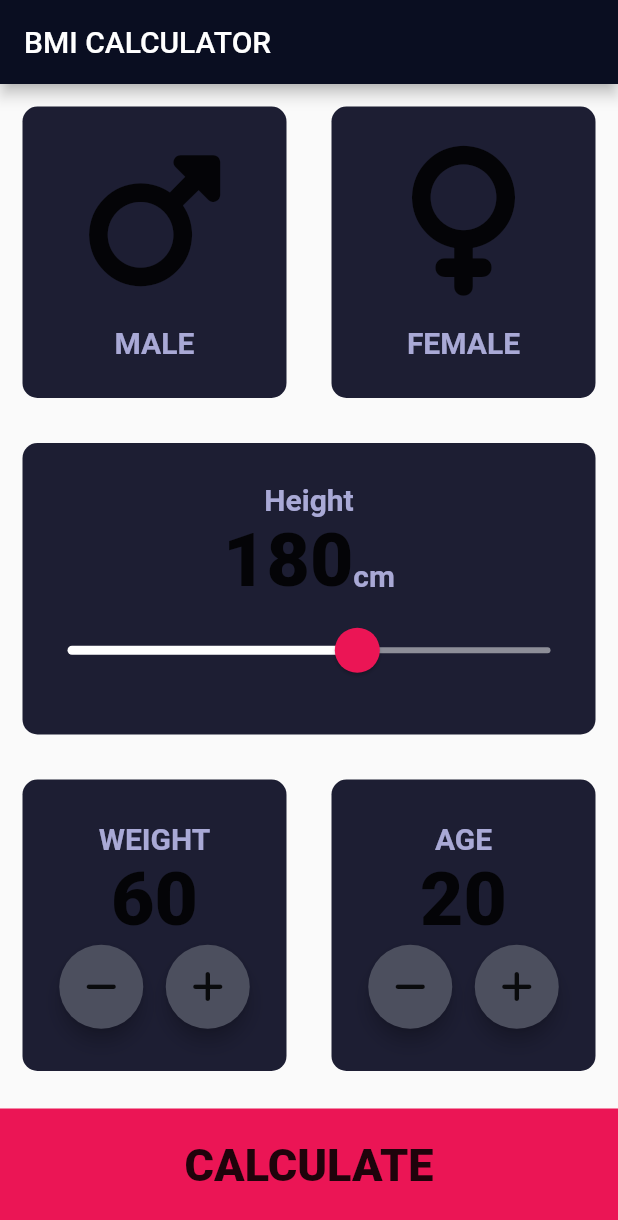
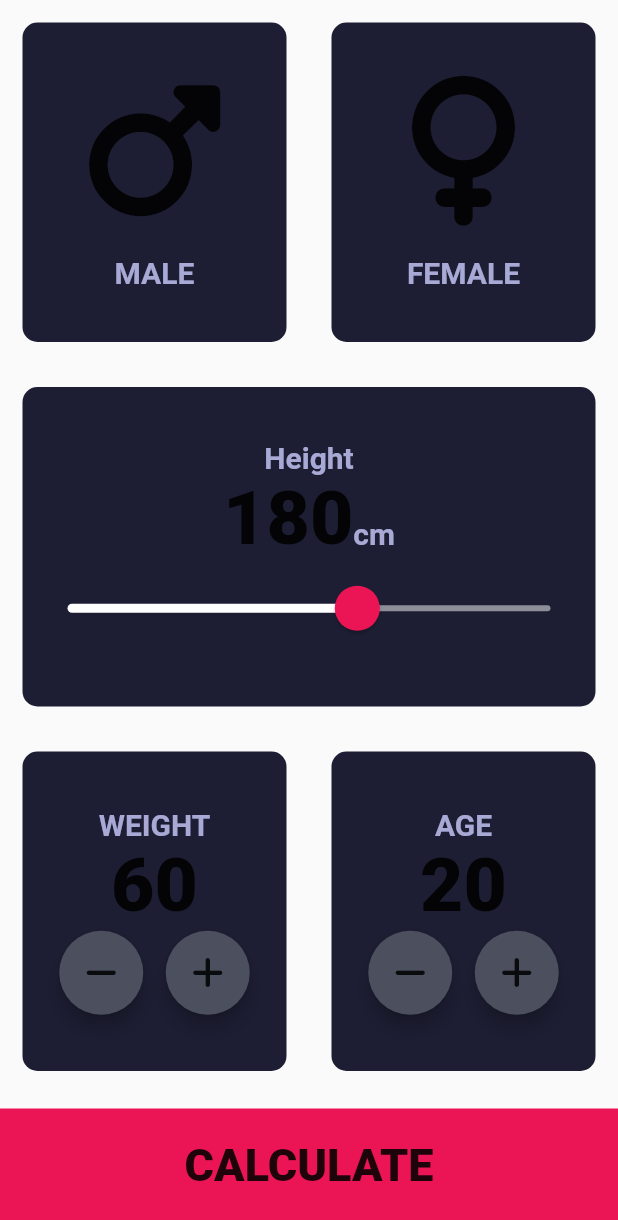
Before and after one commit to pkrenn/wia-bmi-calculator, a Flutter app: the screen it shows after launch, on a phone screen of 412 x 824 dp. Shown: the top 1220 px of the screen. Run offline on Flutter 3.47's test engine with Material 2 defaults, Android fonts, the phone set to English and light mode, and no system bars; our stand-ins replace font_awesome_flutter.

Commit message:
Removed App Bar

```diff
--- a/lib/screens/input_page.dart
+++ b/lib/screens/input_page.dart
@@ -27,10 +27,6 @@ class _InputPageState extends State<InputPage> {
   @override
   Widget build(BuildContext context) {
     return Scaffold(
-      appBar: AppBar(
-        title: Text('BMI CALCULATOR'),
-        backgroundColor: Color(0xFF0A0E21),
-      ),
       body: Column(
         crossAxisAlignment: CrossAxisAlignment.stretch,
         children: [
```
